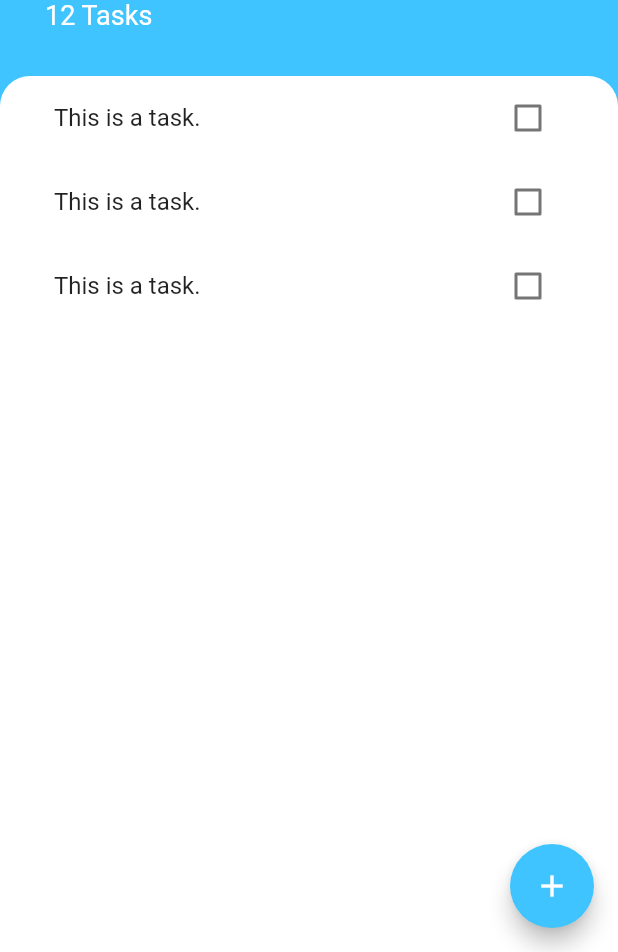
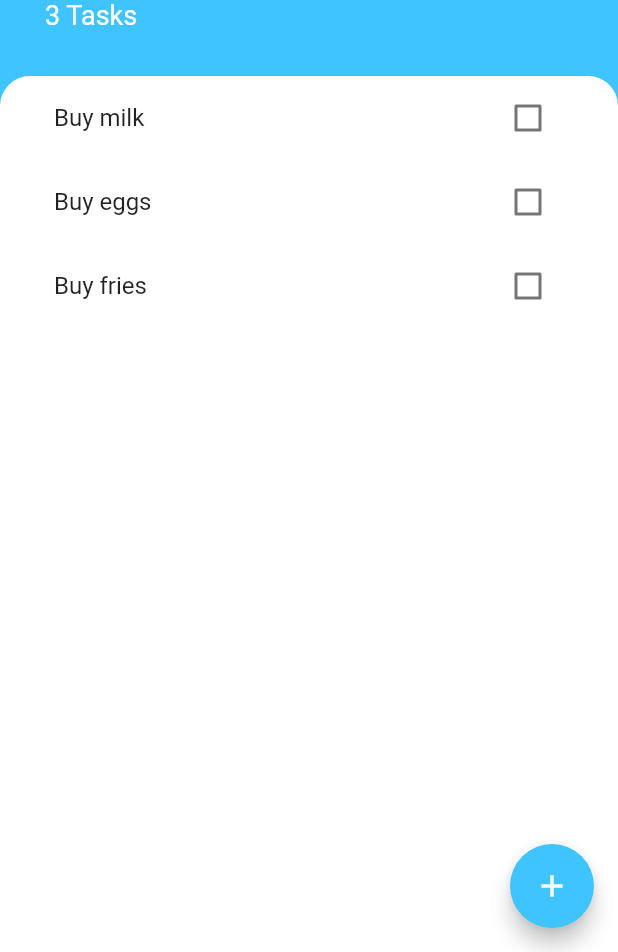
Before and after one commit to connorlof/to_do_app_flutter, a Flutter app: the screen it shows after launch, on a phone screen of 412 x 824 dp, the part 284-1236 px from its top. Run offline on Flutter 3.47's test engine with Material 2 defaults, Android fonts, the phone set to English and light mode, and no system bars.

Commit message:
adding tasks

```diff
--- a/lib/screens/add_task_screen.dart
+++ b/lib/screens/add_task_screen.dart
@@ -1,8 +1,14 @@
 import 'package:flutter/material.dart';
 
 class AddTaskScreen extends StatelessWidget {
+  final Function addTaskCallback;
+
+  AddTaskScreen(this.addTaskCallback);
+
   @override
   Widget build(BuildContext context) {
+    String newTaskTitle;
+
     return Container(
       color: Color(0xff757575),
       child: Container(
@@ -28,6 +34,9 @@ class AddTaskScreen extends StatelessWidget {
             TextField(
               autofocus: true,
               textAlign: TextAlign.center,
+              onChanged: (newText) {
+                newTaskTitle = newText;
+              },
             ),
             FlatButton(
               child: Text(
@@ -37,7 +46,9 @@ class AddTaskScreen extends StatelessWidget {
                 ),
               ),
               color: Colors.lightBlueAccent,
-              onPressed: () {},
+              onPressed: () {
+                addTaskCallback(newTaskTitle);
+              },
             ),
           ],
         ),
--- a/lib/screens/task_screen.dart
+++ b/lib/screens/task_screen.dart
@@ -1,9 +1,21 @@
 import 'package:flutter/cupertino.dart';
 import 'package:flutter/material.dart';
+import 'package:to_do_app_flutter/models/task.dart';
 import 'package:to_do_app_flutter/screens/add_task_screen.dart';
 import 'package:to_do_app_flutter/widgets/task_list.dart';
 
-class TaskScreen extends StatelessWidget {
+class TaskScreen extends StatefulWidget {
+  @override
+  _TaskScreenState createState() => _TaskScreenState();
+}
+
+class _TaskScreenState extends State<TaskScreen> {
+  List<Task> tasks = [
+    Task(name: 'Buy milk'),
+    Task(name: 'Buy eggs'),
+    Task(name: 'Buy fries'),
+  ];
+
   @override
   Widget build(BuildContext context) {
     return Scaffold(
@@ -19,8 +31,17 @@ class TaskScreen extends StatelessWidget {
               child: Container(
                 padding: EdgeInsets.only(
                     bottom: MediaQuery.of(context).viewInsets.bottom),
-                    child: AddTaskScreen(),
-                  )));
+                child: AddTaskScreen(
+                  (newTaskTitle) {
+                    setState(() {
+                      tasks.add(Task(name: newTaskTitle));
+                    });
+                    Navigator.pop(context);
+                  },
+                ),
+              ),
+            ),
+          );
         },
       ),
       body: Column(
@@ -53,7 +74,7 @@ class TaskScreen extends StatelessWidget {
                   ),
                 ),
                 Text(
-                  '12 Tasks',
+                  '${tasks.length} Tasks',
                   style: TextStyle(
                     color: Colors.white,
                     fontSize: 18.0,
@@ -72,7 +93,7 @@ class TaskScreen extends StatelessWidget {
                   topRight: Radius.circular(20.0),
                 ),
               ),
-              child: TaskList(),
+              child: TaskList(tasks),
             ),
           ),
         ],
--- a/lib/widgets/task_list.dart
+++ b/lib/widgets/task_list.dart
@@ -3,25 +3,30 @@ import 'package:to_do_app_flutter/models/task.dart';
 import 'package:to_do_app_flutter/widgets/task_tile.dart';
 
 class TaskList extends StatefulWidget {
+  final List<Task> tasks;
+
+  TaskList(this.tasks);
+
   @override
   _TaskListState createState() => _TaskListState();
 }
 
 class _TaskListState extends State<TaskList> {
-  List<Task> tasks = [
-    Task(name: 'Buy milk'),
-    Task(name: 'Buy eggs'),
-    Task(name: 'Buy fries'),
-  ];
-
   @override
   Widget build(BuildContext context) {
-    return ListView(
-      children: <Widget>[
-        TaskTile(),
-        TaskTile(),
-        TaskTile(),
-      ],
+    return ListView.builder(
+      itemBuilder: (context, index) {
+        return TaskTile(
+          taskTitle: widget.tasks[index].name,
+          isChecked: widget.tasks[index].isDone,
+          checkboxCallback: (checkboxState) {
+            setState(() {
+              widget.tasks[index].toggleDone();
+            });
+          },
+        );
+      },
+      itemCount: widget.tasks.length,
     );
   }
 }
--- a/lib/widgets/task_tile.dart
+++ b/lib/widgets/task_tile.dart
@@ -1,45 +1,25 @@
 import 'package:flutter/material.dart';
 
-class TaskTile extends StatefulWidget {
-  @override
-  _TaskTileState createState() => _TaskTileState();
-}
+class TaskTile extends StatelessWidget {
+  final bool isChecked;
+  final String taskTitle;
+  final Function checkboxCallback;
 
-class _TaskTileState extends State<TaskTile> {
-  bool isChecked = false;
+  TaskTile({this.isChecked, this.taskTitle, this.checkboxCallback});
 
   @override
   Widget build(BuildContext context) {
     return ListTile(
       title: Text(
-        'This is a task.',
+        taskTitle,
         style: TextStyle(
             decoration: isChecked ? TextDecoration.lineThrough : null),
       ),
-      trailing: TaskCheckbox(
-        checkboxState: isChecked,
-        toggleCheckboxState: (bool checkboxState) {
-          setState(() {
-            isChecked = checkboxState;
-          });
-        },
+      trailing: Checkbox(
+        activeColor: Colors.lightBlueAccent,
+        value: isChecked,
+        onChanged: checkboxCallback,
       ),
     );
   }
 }
-
-class TaskCheckbox extends StatelessWidget {
-  final bool checkboxState;
-  final Function toggleCheckboxState;
-
-  TaskCheckbox({this.checkboxState, this.toggleCheckboxState});
-
-  @override
-  Widget build(BuildContext context) {
-    return Checkbox(
-      activeColor: Colors.lightBlueAccent,
-      value: checkboxState,
-      onChanged: toggleCheckboxState,
-    );
-  }
-}
```
Lines whose indentation alone changed are shown as unchanged.
